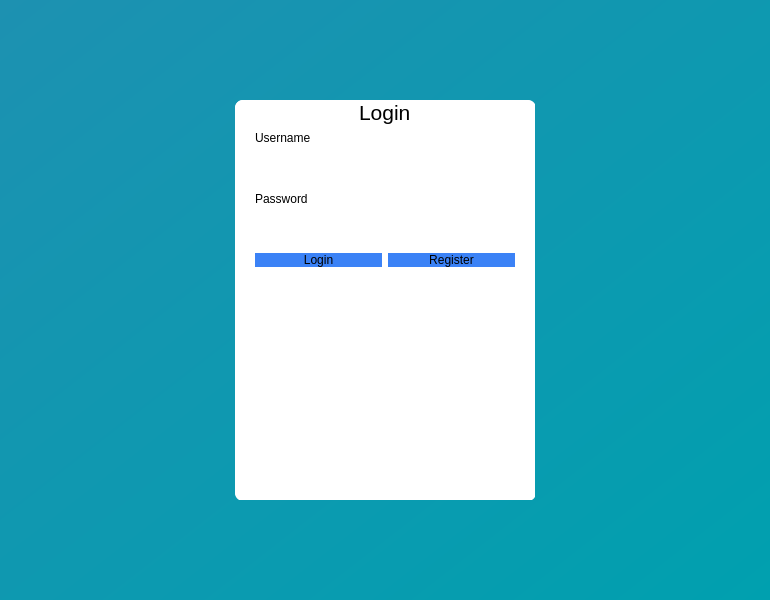
Before: the Qt Designer form MCIA/QT/mainwindow.ui in mirela7/MCIA-TEaMS, drawn with Qt 5.
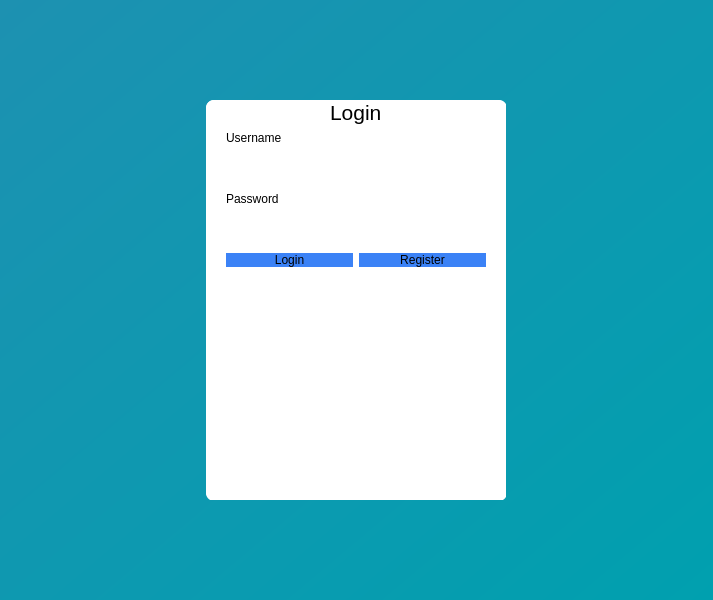
After: the same form once the commit is applied.

Diff of the .ui file:
```diff
--- a/MCIA/QT/mainwindow.ui
+++ b/MCIA/QT/mainwindow.ui
@@ -6,13 +6,22 @@
    <rect>
     <x>0</x>
     <y>0</y>
-    <width>770</width>
+    <width>713</width>
     <height>600</height>
    </rect>
   </property>
   <property name="windowTitle">
    <string>MainWindow</string>
   </property>
+  <property name="styleSheet">
+   <string notr="true">:enabled { 
+	background: #3B82F6; 
+}
+:hover {
+	background: #226be3;
+}
+</string>
+  </property>
   <widget class="QWidget" name="centralwidget">
    <property name="styleSheet">
     <string notr="true">background: qlineargradient(spread:reflect, x1:0, y1:0, x2:1, y2:1, stop:0 rgba(29, 145, 177, 255), stop:1 rgba(0, 160, 175, 255));</string>
@@ -133,6 +142,12 @@
           </item>
           <item row="6" column="1">
            <widget class="QLabel" name="lblPasswordError">
+            <property name="maximumSize">
+             <size>
+              <width>260</width>
+              <height>16777215</height>
+             </size>
+            </property>
             <property name="font">
              <font>
               <pointsize>8</pointsize>
@@ -209,6 +224,12 @@
           </item>
           <item row="3" column="1">
            <widget class="QLabel" name="lblUsernameError">
+            <property name="maximumSize">
+             <size>
+              <width>260</width>
+              <height>16777215</height>
+             </size>
+            </property>
             <property name="font">
              <font>
               <pointsize>8</pointsize>
```
